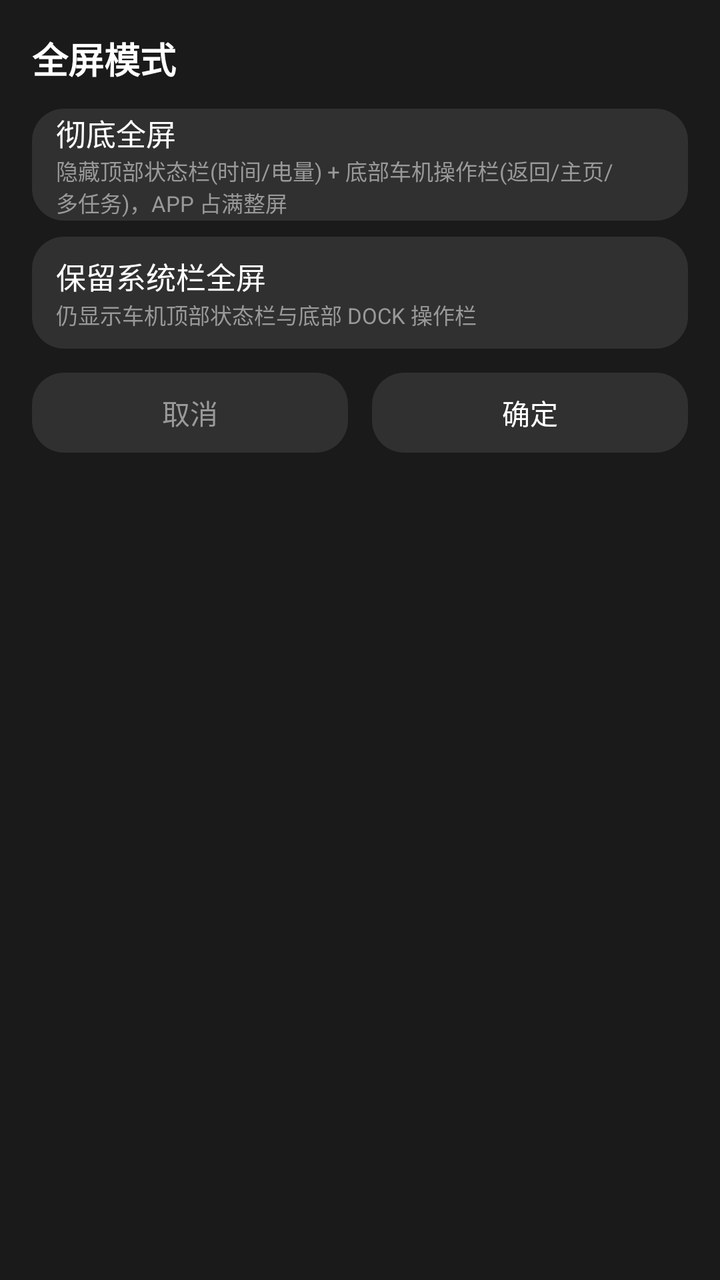
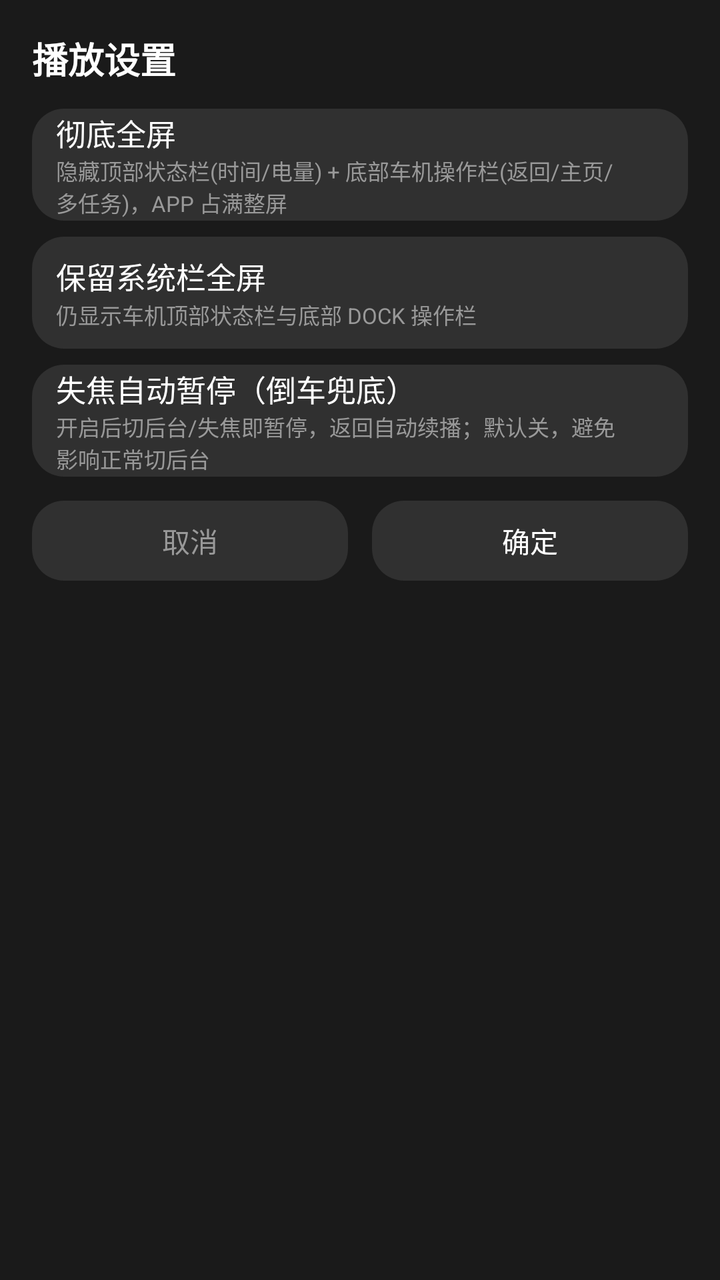

Two renders of the same Android screen: before a commit and after it. Below are the layout's source before the change and the commit's diff.
<!-- AndroidManifest.xml: application theme Theme.FntvApp -->
<!-- res/layout/dialog_fullscreen.xml -->
<?xml version="1.0" encoding="utf-8"?>
<LinearLayout xmlns:android="http://schemas.android.com/apk/res/android"
    android:layout_width="match_parent"
    android:layout_height="wrap_content"
    android:background="#FF1A1A1A"
    android:orientation="vertical"
    android:padding="16dp">

    <TextView
        android:layout_width="match_parent"
        android:layout_height="wrap_content"
        android:text="全屏模式"
        android:textColor="#FFF"
        android:textSize="18sp"
        android:textStyle="bold"
        android:paddingBottom="12dp" />

    <LinearLayout
        android:id="@+id/row_immersive"
        android:layout_width="match_parent"
        android:layout_height="56dp"
        android:orientation="horizontal"
        android:gravity="center_vertical"
        android:background="@drawable/bg_chip"
        android:layout_marginBottom="8dp"
        android:paddingLeft="12dp"
        android:paddingRight="12dp">

        <LinearLayout
            android:layout_width="0dp"
            android:layout_height="wrap_content"
            android:layout_weight="1"
            android:orientation="vertical">

            <TextView
                android:layout_width="wrap_content"
                android:layout_height="wrap_content"
                android:text="彻底全屏"
                android:textColor="#FFF"
                android:textSize="15sp" />

            <TextView
                android:layout_width="wrap_content"
                android:layout_height="wrap_content"
                android:text="隐藏顶部状态栏(时间/电量) + 底部车机操作栏(返回/主页/多任务)，APP 占满整屏"
                android:textColor="#999"
                android:textSize="11sp" />
        </LinearLayout>

        <ImageView
            android:id="@+id/chk_immersive"
            android:layout_width="22dp"
            android:layout_height="22dp"
            android:src="@drawable/ic_check_mark"
            android:visibility="invisible" />
    </LinearLayout>

    <LinearLayout
        android:id="@+id/row_system"
        android:layout_width="match_parent"
        android:layout_height="56dp"
        android:orientation="horizontal"
        android:gravity="center_vertical"
        android:background="@drawable/bg_chip"
        android:paddingLeft="12dp"
        android:paddingRight="12dp">

        <LinearLayout
            android:layout_width="0dp"
            android:layout_height="wrap_content"
            android:layout_weight="1"
            android:orientation="vertical">

            <TextView
                android:layout_width="wrap_content"
                android:layout_height="wrap_content"
                android:text="保留系统栏全屏"
                android:textColor="#FFF"
                android:textSize="15sp" />

            <TextView
                android:layout_width="wrap_content"
                android:layout_height="wrap_content"
                android:text="仍显示车机顶部状态栏与底部 DOCK 操作栏"
                android:textColor="#999"
                android:textSize="11sp" />
        </LinearLayout>

        <ImageView
            android:id="@+id/chk_system"
            android:layout_width="22dp"
            android:layout_height="22dp"
            android:src="@drawable/ic_check_mark"
            android:visibility="invisible" />
    </LinearLayout>

    <LinearLayout
        android:layout_width="match_parent"
        android:layout_height="wrap_content"
        android:orientation="horizontal"
        android:gravity="center"
        android:layout_marginTop="12dp">

        <Button
            android:id="@+id/btn_cancel"
            android:layout_width="0dp"
            android:layout_height="40dp"
            android:layout_weight="1"
            android:layout_marginRight="6dp"
            android:background="@drawable/bg_chip"
            android:text="取消"
            android:textColor="#999"
            android:focusable="true" />

        <Button
            android:id="@+id/btn_ok"
            android:layout_width="0dp"
            android:layout_height="40dp"
            android:layout_weight="1"
            android:layout_marginLeft="6dp"
            android:background="@drawable/bg_chip"
            android:text="确定"
            android:textColor="#FFF"
            android:focusable="true" />
    </LinearLayout>
</LinearLayout>
<!-- resources referenced by this layout -->
<resources>
  <!-- drawable bg_chip (drawable) -->
  <?xml version="1.0" encoding="utf-8"?>
  <selector xmlns:android="http://schemas.android.com/apk/res/android">
      <item android:state_focused="true">
          <shape android:shape="rectangle">
              <solid android:color="#44FFFFFF" />
              <stroke android:width="2dp" android:color="#FF81C784" />
              <corners android:radius="16dp" />
          </shape>
      </item>
      <item>
          <shape android:shape="rectangle">
              <solid android:color="#18FFFFFF" />
              <corners android:radius="16dp" />
          </shape>
      </item>
  </selector>
  <!-- drawable ic_check_mark (drawable) -->
  <?xml version="1.0" encoding="utf-8"?>
  <vector xmlns:android="http://schemas.android.com/apk/res/android"
      android:width="16dp"
      android:height="16dp"
      android:viewportWidth="24"
      android:viewportHeight="24">
      <path
          android:fillColor="#FFFFFFFF"
          android:pathData="M9 16.17 4.83 12l-1.42 1.41L9 19 21 7l-1.41-1.41z" />
  </vector>
  <style name="Theme.FntvApp" parent="Theme.AppCompat.NoActionBar">
          
          <item name="colorPrimary">@color/colorPrimary</item>
          <item name="colorPrimaryDark">@color/colorPrimaryDark</item>
          <item name="colorAccent">@color/colorAccent</item>
  
          
          <item name="android:windowBackground">@color/bg_dark</item>
  
          
          <item name="android:alertDialogTheme">@style/DarkDialog</item>
  
          
          <item name="checkboxStyle">@style/FntvCheckBox</item>
          <item name="switchStyle">@style/FntvSwitch</item>
      </style>
  <color name="colorPrimary">#FF37474F</color>
  <color name="colorPrimaryDark">#FF263238</color>
  <color name="colorAccent">#FF78909C</color>
  <color name="bg_dark">#FF1A1A1A</color>
  <style name="DarkDialog" parent="Theme.AppCompat.Dialog">
          <item name="android:windowBackground">@color/bg_card</item>
          <item name="colorAccent">@color/colorAccent</item>
          <item name="android:textColorPrimary">@color/text_primary</item>
          <item name="checkboxStyle">@style/FntvCheckBox</item>
          <item name="switchStyle">@style/FntvSwitch</item>
      </style>
  <style name="FntvCheckBox" parent="Widget.AppCompat.CompoundButton.CheckBox">
          <item name="android:button">@drawable/bg_checkbox</item>
      </style>
  <style name="FntvSwitch" parent="Widget.AppCompat.CompoundButton.Switch">
          <item name="android:track">@drawable/switch_track</item>
          <item name="android:thumb">@drawable/switch_thumb</item>
      </style>
  <color name="bg_card">#FF2D2D2D</color>
  <color name="text_primary">#FFEEEEEE</color>
  <!-- drawable switch_track (drawable) -->
  <?xml version="1.0" encoding="utf-8"?>
  <selector xmlns:android="http://schemas.android.com/apk/res/android">
      <item android:state_checked="true">
          <shape android:shape="rectangle">
              <solid android:color="@color/colorAccent" />
              <corners android:radius="16dp" />
          </shape>
      </item>
      <item>
          <shape android:shape="rectangle">
              <solid android:color="#FF555555" />
              <corners android:radius="16dp" />
          </shape>
      </item>
  </selector>
  <!-- drawable switch_thumb (drawable) -->
  <?xml version="1.0" encoding="utf-8"?>
  <selector xmlns:android="http://schemas.android.com/apk/res/android">
      <item android:state_checked="true">
          <shape android:shape="oval">
              <solid android:color="#FFFFFFFF" />
              <size android:width="18dp" android:height="18dp" />
          </shape>
      </item>
      <item>
          <shape android:shape="oval">
              <solid android:color="#FFD0D0D0" />
              <size android:width="18dp" android:height="18dp" />
          </shape>
      </item>
  </selector>
  <color name="bg_input">#FF3C3C3C</color>
  <color name="border_light">#FF555555</color>
  <!-- unchanged entries left out for length: 1 -->
</resources>

<!-- the commit's change to res/layout/dialog_fullscreen.xml (unified diff, before → after) -->
@@ -9,7 +9,7 @@
     <TextView
         android:layout_width="match_parent"
         android:layout_height="wrap_content"
-        android:text="全屏模式"
+        android:text="播放设置"
         android:textColor="#FFF"
         android:textSize="18sp"
         android:textStyle="bold"
@@ -95,6 +95,46 @@
     </LinearLayout>
 
     <LinearLayout
+        android:id="@+id/row_reverse_pause"
+        android:layout_width="match_parent"
+        android:layout_height="56dp"
+        android:orientation="horizontal"
+        android:gravity="center_vertical"
+        android:background="@drawable/bg_chip"
+        android:layout_marginTop="8dp"
+        android:paddingLeft="12dp"
+        android:paddingRight="12dp">
+
+        <LinearLayout
+            android:layout_width="0dp"
+            android:layout_height="wrap_content"
+            android:layout_weight="1"
+            android:orientation="vertical">
+
+            <TextView
+                android:layout_width="wrap_content"
+                android:layout_height="wrap_content"
+                android:text="失焦自动暂停（倒车兜底）"
+                android:textColor="#FFF"
+                android:textSize="15sp" />
+
+            <TextView
+                android:layout_width="wrap_content"
+                android:layout_height="wrap_content"
+                android:text="开启后切后台/失焦即暂停，返回自动续播；默认关，避免影响正常切后台"
+                android:textColor="#999"
+                android:textSize="11sp" />
+        </LinearLayout>
+
+        <ImageView
+            android:id="@+id/chk_reverse_pause"
+            android:layout_width="22dp"
+            android:layout_height="22dp"
+            android:src="@drawable/ic_check_mark"
+            android:visibility="invisible" />
+    </LinearLayout>
+
+    <LinearLayout
         android:layout_width="match_parent"
         android:layout_height="wrap_content"
         android:orientation="horizontal"
